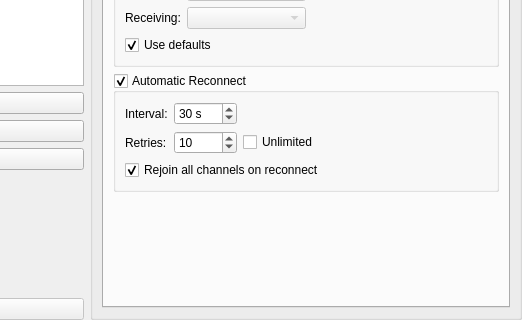
quassel/quassel, file src/qtui/settingspages/networkssettingspage.ui: the form before one commit; both pictures show x 166 to 688 and y 142 to 462 of the 688 by 462 pixel window.
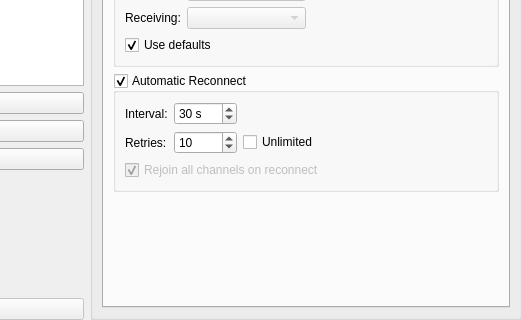
The form after the commit. The open tabs and pages were chosen to show the change. Icons and pictures are not drawn.

```diff
--- a/src/qtui/settingspages/networkssettingspage.ui
+++ b/src/qtui/settingspages/networkssettingspage.ui
@@ -632,6 +632,9 @@
                </item>
                <item>
                 <widget class="QCheckBox" name="rejoinOnReconnect" >
+                 <property name="enabled" >
+                  <bool>false</bool>
+                 </property>
                  <property name="text" >
                   <string>Rejoin all channels on reconnect</string>
                  </property>
```
